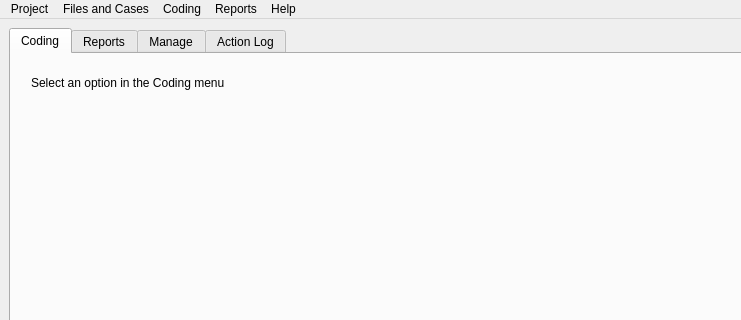
Above: GUI_UIs/ui_main.ui from ccbogel/QualCoder before the change; both pictures show x 0 to 741 and y 0 to 320 of the 1024 by 600 pixel window. Below: the same form after it.
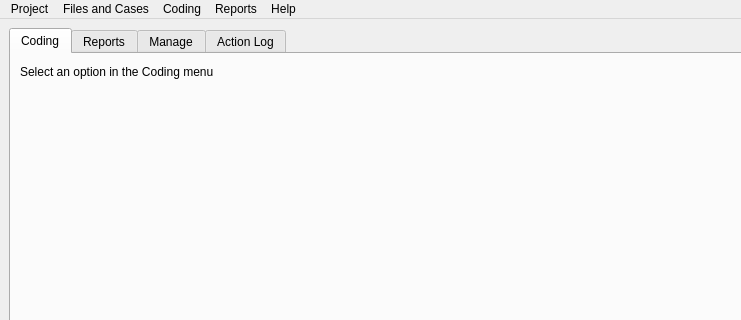
That is the form after the change.

```diff
--- a/GUI_UIs/ui_main.ui
+++ b/GUI_UIs/ui_main.ui
@@ -27,9 +27,9 @@
        <widget class="QLabel" name="label_manage_2">
         <property name="geometry">
          <rect>
-          <x>20</x>
-          <y>20</y>
-          <width>511</width>
+          <x>9</x>
+          <y>9</y>
+          <width>581</width>
           <height>17</height>
          </rect>
         </property>
```
Left out of the diff: 2 changed lines with no effect on the pictures.
